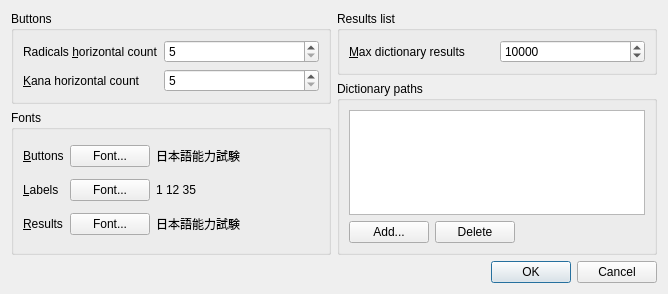
kernel1024/qjrad, file settingsdlg.ui: the form before one commit.
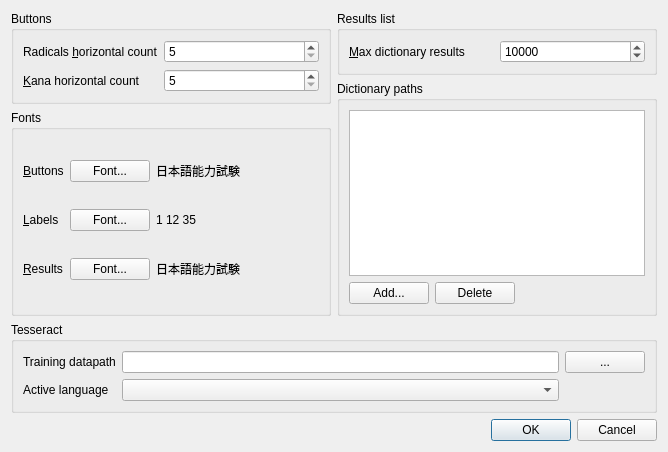
The form after the commit.

```diff
--- a/settingsdlg.ui
+++ b/settingsdlg.ui
@@ -7,7 +7,7 @@
     <x>0</x>
     <y>0</y>
     <width>668</width>
-    <height>294</height>
+    <height>452</height>
    </rect>
   </property>
   <property name="windowTitle">
@@ -252,6 +252,48 @@
      </item>
     </layout>
    </item>
+   <item>
+    <widget class="QGroupBox" name="groupTesseract">
+     <property name="title">
+      <string>Tesseract</string>
+     </property>
+     <layout class="QGridLayout" name="gridLayout_2">
+      <item row="0" column="0">
+       <widget class="QLabel" name="label_6">
+        <property name="text">
+         <string>Training datapath</string>
+        </property>
+        <property name="buddy">
+         <cstring>editOCRDatapath</cstring>
+        </property>
+       </widget>
+      </item>
+      <item row="0" column="1">
+       <widget class="QLineEdit" name="editOCRDatapath"/>
+      </item>
+      <item row="0" column="2">
+       <widget class="QPushButton" name="btnOCRDatapath">
+        <property name="text">
+         <string>...</string>
+        </property>
+       </widget>
+      </item>
+      <item row="1" column="0">
+       <widget class="QLabel" name="label_7">
+        <property name="text">
+         <string>Active language</string>
+        </property>
+        <property name="buddy">
+         <cstring>comboOCRLanguage</cstring>
+        </property>
+       </widget>
+      </item>
+      <item row="1" column="1">
+       <widget class="QComboBox" name="comboOCRLanguage"/>
+      </item>
+     </layout>
+    </widget>
+   </item>
    <item>
     <layout class="QHBoxLayout" name="horizontalLayout">
      <item>
```
Left out of the diff: 3 changed lines with no effect on the pictures.
